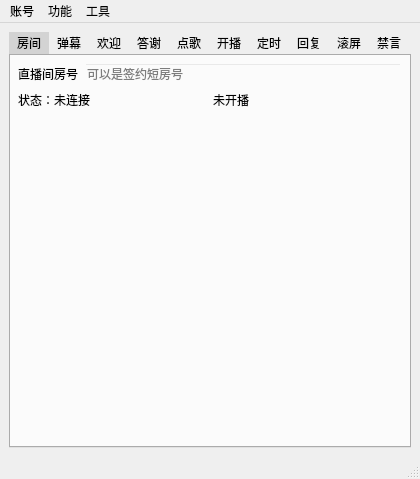
Qt form mainwindow.ui (iwxyi/Bilibili-MagicalDanmaku) before a commit.
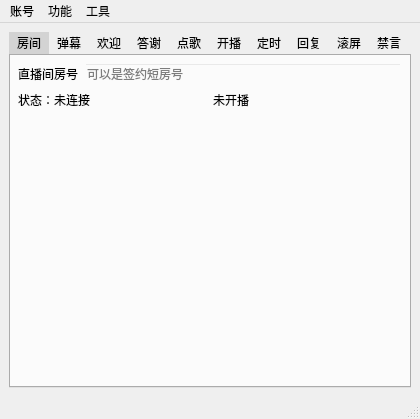
The same form after that commit. The open tabs and pages were chosen to show the change. Icons and pictures are not drawn. Custom widgets are drawn as their Qt base class.

Commit message: 放弃使用圆角封面

Patch:
```diff
--- a/mainwindow.ui
+++ b/mainwindow.ui
@@ -7,7 +7,7 @@
     <x>0</x>
     <y>0</y>
     <width>420</width>
-    <height>479</height>
+    <height>408</height>
    </rect>
   </property>
   <property name="windowTitle">
```
Left out of the diff: 6 changed lines with no effect on the pictures. The commit also changes 2 other files.
